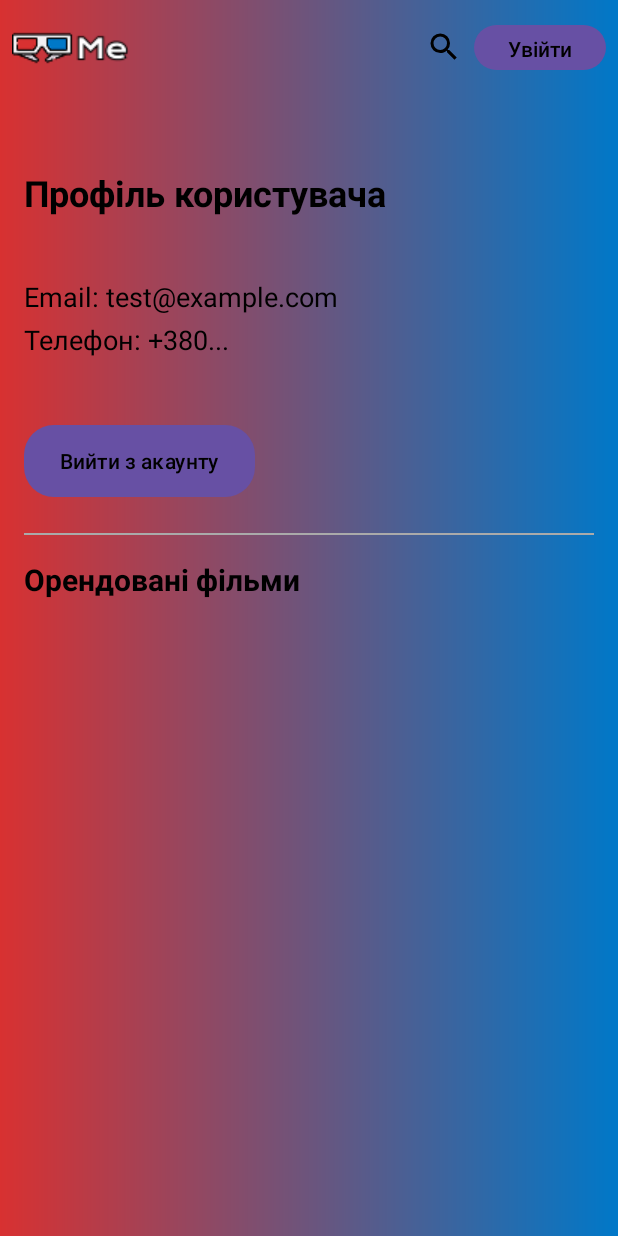
After one commit to YevhenPavlenko/WatchMe, an Android app: the layout profile_page.xml on its own in the app's theme, with its tools: preview values and no code run, on a phone screen of 412 x 824 dp. The commit adds this screen. Run offline under Robolectric (Android 15) with nearby library versions, the phone set to English and light mode, and no system bars.

Commit message:
Created profile page for users. Now user can rent and return a film. It's displayed in user profile page

```diff
--- a/app/src/main/AndroidManifest.xml
+++ b/app/src/main/AndroidManifest.xml
@@ -21,9 +21,11 @@
                 <category android:name="android.intent.category.LAUNCHER" />
             </intent-filter>
         </activity>
+
         <activity android:name=".LoginActivity" />
         <activity android:name=".RegisterActivity" />
         <activity android:name=".MovieDetailsActivity" />
+        <activity android:name=".ProfileActivity" />
     </application>
 
 </manifest>
--- a/app/src/main/res/layout/movie_page.xml
+++ b/app/src/main/res/layout/movie_page.xml
@@ -66,7 +66,7 @@
             android:layout_marginBottom="40dp" />
 
         <Button
-            android:id="@+id/rentButton"
+            android:id="@+id/btnRentMovie"
             android:layout_width="match_parent"
             android:layout_height="wrap_content"
             android:text="@string/rent_film" />
--- /dev/null
+++ b/app/src/main/res/layout/profile_page.xml
@@ -0,0 +1,106 @@
+<?xml version="1.0" encoding="utf-8"?>
+<androidx.constraintlayout.widget.ConstraintLayout xmlns:android="http://schemas.android.com/apk/res/android"
+    android:layout_width="match_parent"
+    android:layout_height="match_parent"
+    android:background="@drawable/background">
+
+    <include
+        layout="@layout/toolbar"
+        android:layout_width="match_parent"
+        android:layout_height="wrap_content" />
+
+    <ScrollView
+        android:layout_width="match_parent"
+        android:layout_height="match_parent"
+        android:padding="16dp"
+        android:layout_marginTop="80dp" >
+
+        <LinearLayout
+            android:layout_width="match_parent"
+            android:layout_height="wrap_content"
+            android:orientation="vertical">
+
+            <TextView
+                android:id="@+id/tvProfileTitle"
+                android:layout_width="wrap_content"
+                android:layout_height="wrap_content"
+                android:text="@string/user_profile"
+                android:textSize="24sp"
+                android:textStyle="bold"
+                android:layout_marginTop="16dp"
+                android:textColor="@android:color/black" />
+
+            <TextView
+                android:id="@+id/tvLogin"
+                android:layout_width="wrap_content"
+                android:layout_height="wrap_content"
+                android:textSize="18sp"
+                android:layout_marginTop="12dp"
+                android:textColor="@android:color/black" />
+
+            <TextView
+                android:id="@+id/tvEmail"
+                android:layout_width="wrap_content"
+                android:layout_height="wrap_content"
+                android:text="Email: test@example.com"
+                android:textSize="18sp"
+                android:layout_marginTop="4dp"
+                android:textColor="@android:color/black" />
+
+            <TextView
+                android:id="@+id/tvPhone"
+                android:layout_width="wrap_content"
+                android:layout_height="wrap_content"
+                android:text="Телефон: +380..."
+                android:textSize="18sp"
+                android:layout_marginTop="4dp"
+                android:textColor="@android:color/black" />
+
+            <TextView
+                android:id="@+id/tvRegDate"
+                android:layout_width="wrap_content"
+                android:layout_height="wrap_content"
+                android:textSize="18sp"
+                android:layout_marginTop="4dp"
+                android:textColor="@android:color/black" />
+
+            <Button
+                android:id="@+id/btnLogout"
+                android:layout_width="wrap_content"
+                android:layout_height="wrap_content"
+                android:text="@string/logout"
+                android:layout_marginTop="16dp"
+                android:background="@drawable/rounded_button"
+                android:textColor="@android:color/black" />
+
+            <!-- Divider -->
+            <View
+                android:layout_width="match_parent"
+                android:layout_height="1dp"
+                android:layout_marginTop="24dp"
+                android:layout_marginBottom="16dp"
+                android:background="@android:color/darker_gray" />
+
+            <!-- Section Title -->
+            <TextView
+                android:layout_width="wrap_content"
+                android:layout_height="wrap_content"
+                android:text="@string/rented_films"
+                android:textSize="20sp"
+                android:textStyle="bold"
+                android:textColor="@android:color/black" />
+
+            <!-- Movie Rentals List -->
+            <LinearLayout
+                android:id="@+id/rentedMoviesLayout"
+                android:layout_width="match_parent"
+                android:layout_height="wrap_content"
+                android:orientation="vertical"
+                android:layout_marginTop="8dp"
+                android:layout_marginBottom="32dp" />
+
+        </LinearLayout>
+    </ScrollView>
+
+
+</androidx.constraintlayout.widget.ConstraintLayout>
--- a/app/src/main/res/values/strings.xml
+++ b/app/src/main/res/values/strings.xml
@@ -29,4 +29,9 @@
     <!-- Toolbar strings -->
     <string name="search_icon">Іконка пошуку</string>
 
+    <!-- Profile page strings -->
+    <string name="user_profile">Профіль користувача</string>
+    <string name="logout">Вийти з акаунту</string>
+    <string name="rented_films">Орендовані фільми</string>
+
 </resources>
```
Also changed, not shown: app/src/main/java/com/example/watchme/BaseActivity.java (+23 -5 lines), app/src/main/java/com/example/watchme/LoginActivity.java (+9 -2 lines), app/src/main/java/com/example/watchme/MovieDetailsActivity.java (+41 -4 lines), app/src/main/java/com/example/watchme/ProfileActivity.java (added, +146 -0 lines), app/src/main/java/com/example/watchme/db/DatabaseHelper.java (+55 -11 lines).
